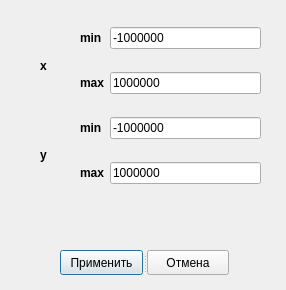
Above: src/set_custom_axis.ui from shii-cchi/calculator before the change. Below: the same form after it.
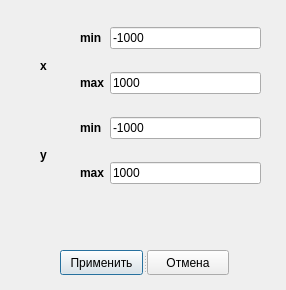
That is the form after the change.

Diff of the .ui file:
```diff
--- a/src/set_custom_axis.ui
+++ b/src/set_custom_axis.ui
@@ -50,7 +50,7 @@
     <item row="0" column="1">
      <widget class="QLineEdit" name="min_x">
       <property name="text">
-       <string>-1000000</string>
+       <string>-1000</string>
       </property>
      </widget>
     </item>
@@ -69,7 +69,7 @@
     <item row="3" column="1">
      <widget class="QLineEdit" name="max_y">
       <property name="text">
-       <string>1000000</string>
+       <string>1000</string>
       </property>
      </widget>
     </item>
@@ -88,14 +88,14 @@
     <item row="1" column="1">
      <widget class="QLineEdit" name="max_x">
       <property name="text">
-       <string>1000000</string>
+       <string>1000</string>
       </property>
      </widget>
     </item>
     <item row="2" column="1">
      <widget class="QLineEdit" name="min_y">
       <property name="text">
-       <string>-1000000</string>
+       <string>-1000</string>
       </property>
      </widget>
     </item>
@@ -104,12 +104,17 @@
   <widget class="QLabel" name="label_err">
    <property name="geometry">
     <rect>
-     <x>40</x>
+     <x>60</x>
      <y>220</y>
-     <width>211</width>
-     <height>17</height>
+     <width>191</width>
+     <height>20</height>
     </rect>
    </property>
+   <property name="font">
+    <font>
+     <bold>true</bold>
+    </font>
+   </property>
    <property name="text">
     <string/>
    </property>
```
